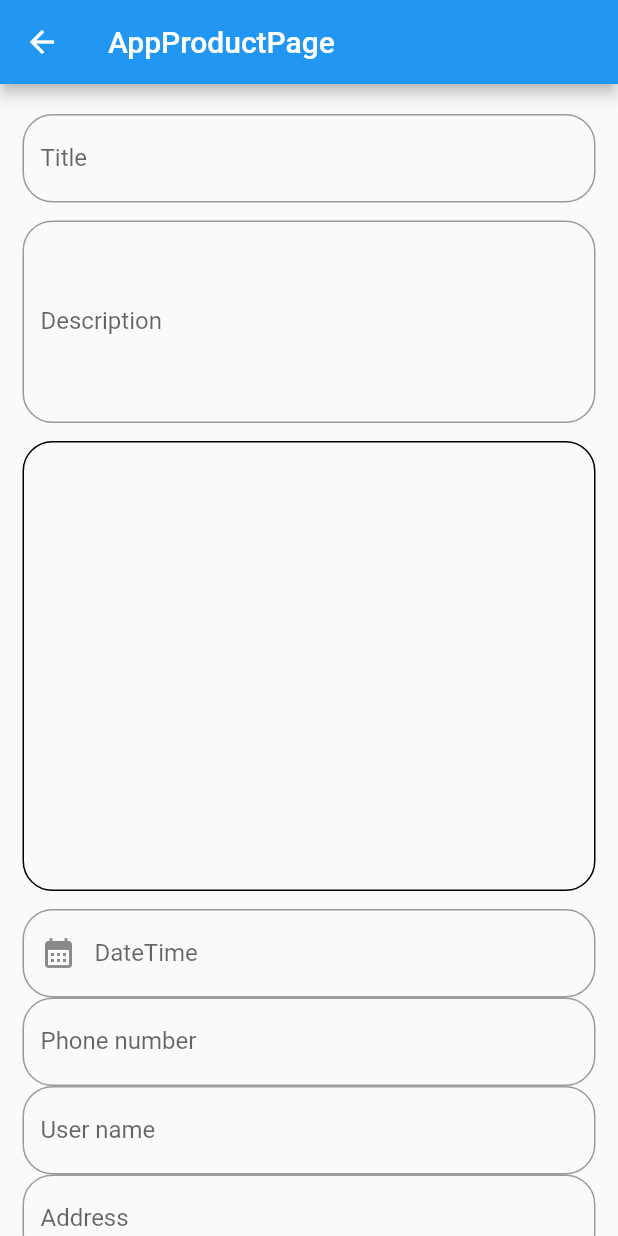
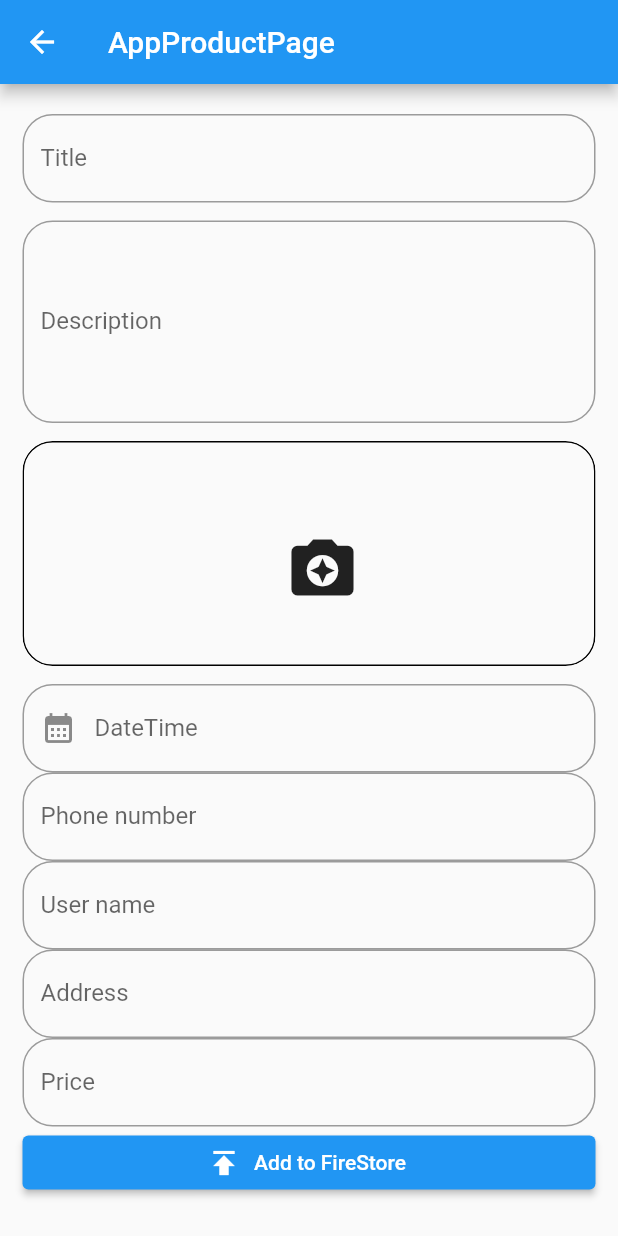
Before and after one commit to kgleader/reklama_app, a Flutter app: the AddProductPage screen opened directly, on a phone screen of 412 x 824 dp. Run offline on Flutter 3.47's test engine with Material 2 defaults, Android fonts, the phone set to English and light mode, and no system bars; our stand-ins replace firebase_core, image_picker; accounts and stored records are empty.

Commit message:
image picker function

```diff
--- a/lib/add_product/page/add_product_page.dart
+++ b/lib/add_product/page/add_product_page.dart
@@ -3,11 +3,12 @@
 import 'package:flutter/material.dart';
 import 'package:image_picker/image_picker.dart';
 import 'package:intl/intl.dart';
-import 'package:reklama_app/add_product/services/date_time_service.dart';
-import 'package:reklama_app/add_product/services/image_picker_service.dart';
 
-import 'package:reklama_app/components/custom_text_field.dart';
+import '../../components/custom_text_field.dart';
+import '../services/date_time_service.dart';
+import '../services/image_picker_service.dart';
 
+// ignore: must_be_immutable
 class AddProductPage extends StatelessWidget {
   AddProductPage({super.key});
 
@@ -18,30 +19,31 @@
   final _userName = TextEditingController();
   final _address = TextEditingController();
   final _price = TextEditingController();
+  List<XFile> images = [];
 
   @override
   Widget build(BuildContext context) {
     return Scaffold(
-      appBar: AppBar(
-        title: const Text('AppProductPage'),
-      ),
+      appBar: AppBar(title: const Text('AppProductPage')),
       body: ListView(
         padding: const EdgeInsets.fromLTRB(15, 20, 15, 20),
         children: [
           CustomTextField(
             controller: _title,
             hintText: 'Title',
-            validator: (value) {},
           ),
           const SizedBox(height: 12),
           CustomTextField(
             maxLines: 5,
             controller: _descr,
             hintText: 'Description',
-            validator: (value) {},
           ),
           const SizedBox(height: 12),
-          ImageContainer(images: const <XFile>[]),
+          ImageContainer(
+            images: images,
+            onPicked: (value) => images = value,
+            delete: (xfile) => images.remove(xfile),
+          ),
           const SizedBox(height: 12),
           CustomTextField(
             controller: _date,
@@ -54,27 +56,22 @@
                 (value) => _date.text = DateFormat("d MMM, y").format(value),
               );
             },
-            validator: (value) {},
           ),
           CustomTextField(
             controller: _phn,
             hintText: 'Phone number',
-            validator: (value) {},
           ),
           CustomTextField(
             controller: _userName,
             hintText: 'User name',
-            validator: (value) {},
           ),
           CustomTextField(
             controller: _address,
             hintText: 'Address',
-            validator: (value) {},
           ),
           CustomTextField(
             controller: _price,
             hintText: 'Price',
-            validator: (value) {},
           ),
           ElevatedButton.icon(
             onPressed: () {},
@@ -92,9 +89,13 @@
   ImageContainer({
     Key? key,
     required this.images,
+    required this.onPicked,
+    required this.delete,
   }) : super(key: key);
 
   List<XFile> images;
+  final void Function(List<XFile> images) onPicked;
+  final void Function(XFile) delete;
 
   @override
   State<ImageContainer> createState() => _ImageContainerState();
@@ -105,20 +106,61 @@
 
   @override
   Widget build(BuildContext context) {
-    return Container(
+    return ClipRRect(
+      borderRadius: BorderRadius.circular(20),
+      child: Container(
         width: double.infinity,
-      height: 300,
         decoration: BoxDecoration(
           border: Border.all(),
           borderRadius: BorderRadius.circular(20),
         ),
-      child: widget.images.isEmpty
-          ? Wrap(
-              children: widget.images
-                  .map((e) => Expanded(child: Image.file(File(e.path))))
-                  .toList(),
+        child: widget.images.isNotEmpty
+            ? SizedBox(
+                height: 300,
+                child: Stack(
+                  children: [
+                    GridView.builder(
+                      gridDelegate:
+                          const SliverGridDelegateWithFixedCrossAxisCount(
+                        crossAxisCount: 3,
+                        mainAxisExtent: 120,
+                      ),
+                      itemCount: widget.images.length,
+                      itemBuilder: (BuildContext context, int index) {
+                        return ImageCard(
+                          widget.images[index],
+                          delete: (xfile) {
+                            widget.images.remove(xfile);
+                            widget.delete(xfile);
+                            setState(() {});
+                          },
+                        );
+                      },
+                    ),
+                    Positioned(
+                      bottom: 8,
+                      right: 8,
+                      child: IconButton(
+                        icon: const Icon(
+                          Icons.camera_enhance,
+                          size: 30,
+                        ),
+                        onPressed: () async {
+                          final value = await service.pickImages();
+                          if (value != null) {
+                            widget.onPicked(value);
+                            widget.images = value;
+                            setState(() {});
+                          }
+                        },
+                      ),
+                    ),
+                  ],
+                ),
               )
             : Center(
+                child: Padding(
+                  padding: const EdgeInsets.all(50.0),
                   child: IconButton(
                     icon: const Icon(
                       Icons.camera_enhance,
@@ -127,12 +169,54 @@
                     onPressed: () async {
                       final value = await service.pickImages();
                       if (value != null) {
+                        widget.onPicked(value);
                         widget.images = value;
                         setState(() {});
                       }
                     },
                   ),
                 ),
+              ),
+      ),
     );
   }
 }
+
+class ImageCard extends StatelessWidget {
+  const ImageCard(
+    this.file, {
+    Key? key,
+    required this.delete,
+  }) : super(key: key);
+  final XFile file;
+  final void Function(XFile) delete;
+
+  @override
+  Widget build(BuildContext context) {
+    return SizedBox(
+      height: 120,
+      width: double.infinity,
+      child: Stack(
+        children: [
+          Image.file(
+            File(file.path),
+            height: 120,
+            width: double.infinity,
+            fit: BoxFit.cover,
+          ),
+          Positioned(
+            top: 4,
+            right: 4,
+            child: InkWell(
+              onTap: () => delete(file),
+              child: const Icon(
+                Icons.delete,
+                color: Colors.red,
+              ),
+            ),
+          ),
+        ],
+      ),
+    );
+  }
+}
--- a/lib/add_product/services/image_picker_service.dart
+++ b/lib/add_product/services/image_picker_service.dart
@@ -4,7 +4,7 @@
   final ImagePicker _picker = ImagePicker();
 
   Future<List<XFile>?> pickImages() async {
-    final images = await _picker.pickMultiImage();
+    final images = await _picker.pickMultiImage(imageQuality: 3);
     return images;
   }
 }
--- a/lib/components/custom_text_field.dart
+++ b/lib/components/custom_text_field.dart
@@ -7,7 +7,6 @@
     this.controller,
     this.maxLines,
     this.onTap,
-    required String? Function(dynamic value) validator,
     this.focusNode,
     this.prefixIcon,
     this.suffixIcon,
```
Lines whose indentation alone changed are shown as unchanged.
